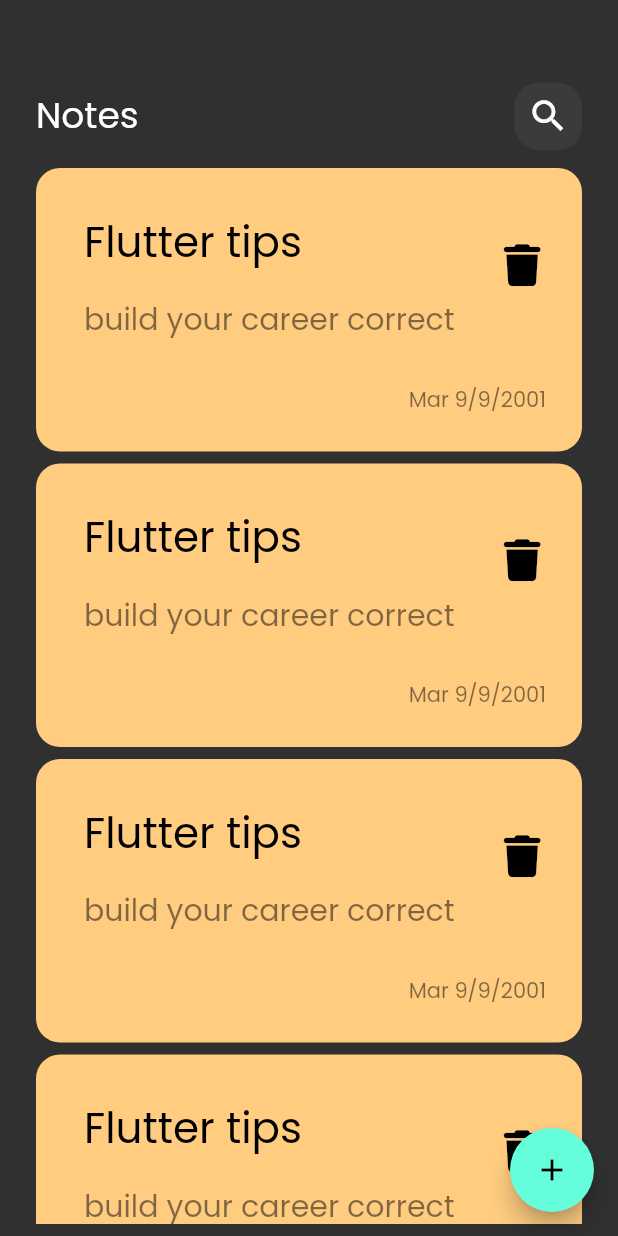
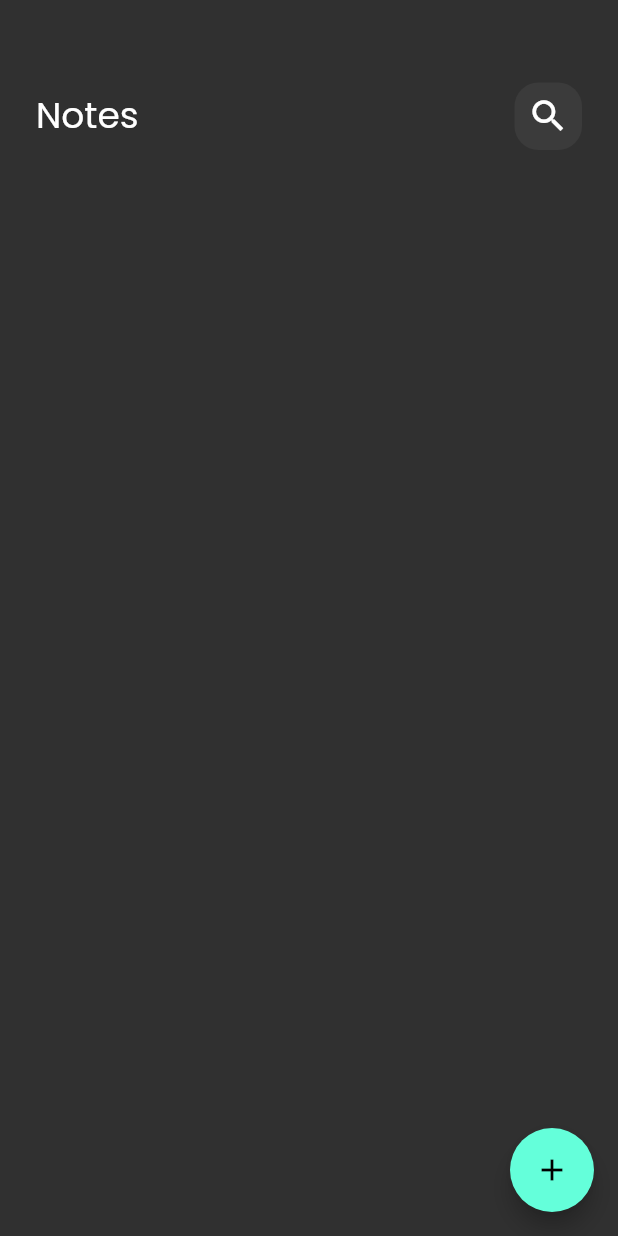
Before and after one commit to Taku-Android/Note-App, a Flutter app: the screen it shows after launch, on a phone screen of 412 x 824 dp. Run offline on Flutter 3.47's test engine with Material 2 defaults, Android fonts, the phone set to English and light mode, and no system bars; our stand-ins replace flutter_bloc, font_awesome_flutter, hive, hive_flutter; accounts and stored records are empty.

Commit message:
displaying notes

```diff
--- a/lib/cubits/notes_cubit/notes_cubit.dart
+++ b/lib/cubits/notes_cubit/notes_cubit.dart
@@ -9,19 +9,11 @@ class NotesCubit extends Cubit<NotesState>{
 
 
 
-  List<NoteModel> notes = [] ;
+  List<NoteModel>? notes ;
 
   getAllNotes() async {
     var  noteBox  = Hive.box<NoteModel>(kHiveBox);
-
-    try{
-      emit(NotesLoading());
-      notes =  noteBox.values.toList();
-      emit(NotesSuccess());
-
-    }catch(e){
-      emit(NotesFailure(e.toString()));
-    }
+     notes =  noteBox.values.toList();
 
   }
 
--- a/lib/cubits/notes_cubit/notes_state.dart
+++ b/lib/cubits/notes_cubit/notes_state.dart
@@ -1,4 +1,3 @@
-
 abstract class NotesState{
 
 }
@@ -6,17 +5,3 @@ abstract class NotesState{
 class NotesInitial extends NotesState {
 
 }
-
-class NotesSuccess extends NotesState {
-
-}
-
-class NotesLoading extends NotesState {
-
-}
-
-class NotesFailure extends NotesState {
-    final String errMessage ;
-
-  NotesFailure(this.errMessage);
-}
--- a/lib/widgets/add_note_bottom_sheet.dart
+++ b/lib/widgets/add_note_bottom_sheet.dart
@@ -22,6 +22,7 @@ class AddNoteBottomSheet extends StatelessWidget {
                 }
                 if(state is AddNoteSuccess){
                   Navigator.pop(context);
+
                 }
 
               },
--- a/lib/widgets/add_note_form.dart
+++ b/lib/widgets/add_note_form.dart
@@ -66,6 +66,7 @@ class _AddNoteFormState extends State<AddNoteForm> {
                         color: Colors.yellow.value);
 
                     BlocProvider.of<AddNoteCubit>(context).addNote(noteModel);
+
                   } else {
                     autoValidateMode = AutovalidateMode.always;
                     setState(() {});
--- a/lib/widgets/note_view/note_item.dart
+++ b/lib/widgets/note_view/note_item.dart
@@ -1,10 +1,13 @@
-
 import 'package:flutter/material.dart';
+import 'package:flutter_bloc/flutter_bloc.dart';
 import 'package:font_awesome_flutter/font_awesome_flutter.dart';
+import 'package:note_app/cubits/notes_cubit/notes_cubit.dart';
 import 'package:note_app/views/edit_note_view.dart';
 
 class NoteItem extends StatelessWidget {
-  const NoteItem({Key? key}) : super(key: key);
+  const NoteItem({Key? key, required this.index}) : super(key: key);
+
+  final int index ;
 
   @override
   Widget build(BuildContext context) {
@@ -26,13 +29,13 @@ class NoteItem extends StatelessWidget {
           crossAxisAlignment: CrossAxisAlignment.end,
           children: [
             ListTile(
-              title: const Text('Flutter tips' , style: TextStyle(
+              title:  Text(BlocProvider.of<NotesCubit>(context).notes![index].title , style: const TextStyle(
                   color: Colors.black ,
                   fontSize: 28
               ),),
               subtitle: Padding(
                 padding: const EdgeInsets.only(top: 16.0),
-                child: Text('build your career correct', style: TextStyle(
+                child: Text(BlocProvider.of<NotesCubit>(context).notes![index].subTitle, style: TextStyle(
                     color: Colors.black.withOpacity(.5) ,
                     fontSize: 20
                 ),),
@@ -47,7 +50,7 @@ class NoteItem extends StatelessWidget {
             ) ,
             Padding(
               padding: const EdgeInsets.only(right: 24.0 , top: 24),
-              child: Text('Mar 9/9/2001' , style: TextStyle(
+              child: Text(BlocProvider.of<NotesCubit>(context).notes![index].date , style: TextStyle(
                 color: Colors.black.withOpacity(.5) ,
               ),),
             )
--- a/lib/widgets/note_view/note_list_view.dart
+++ b/lib/widgets/note_view/note_list_view.dart
@@ -1,5 +1,9 @@
+import 'package:flutter/foundation.dart';
 import 'package:flutter/material.dart';
-
+import 'package:flutter_bloc/flutter_bloc.dart';
+import 'package:note_app/cubits/notes_cubit/notes_cubit.dart';
+import 'package:note_app/cubits/notes_cubit/notes_state.dart';
+import '../../model/note_model.dart';
 import 'note_item.dart';
 
 class NotesListView extends StatelessWidget {
@@ -7,15 +11,22 @@ class NotesListView extends StatelessWidget {
 
   @override
   Widget build(BuildContext context) {
-    return Padding(
-      padding: const  EdgeInsets.symmetric(vertical: 8),
-      child: ListView.builder(
-        padding: EdgeInsets.zero,
-        itemBuilder: (context , index){
-        return  const NoteItem();
-      } ,
-        itemCount: 10,
-      ),
-    );
+    return BlocBuilder<NotesCubit, NotesState>(builder: (context, state) {
+
+      List<NoteModel> notes  = BlocProvider.of<NotesCubit>(context).notes?? [] ;
+
+      return Padding(
+        padding: const EdgeInsets.symmetric(vertical: 8),
+        child: ListView.builder(
+          padding: EdgeInsets.zero,
+          itemBuilder: (context, index) {
+            return NoteItem(
+              index: index,
+            );
+          },
+          itemCount: notes.length,
+        ),
+      );
+    });
   }
 }
--- a/lib/widgets/note_view/notes_view_body.dart
+++ b/lib/widgets/note_view/notes_view_body.dart
@@ -1,9 +1,24 @@
 import 'package:flutter/material.dart';
+import 'package:flutter_bloc/flutter_bloc.dart';
+import 'package:note_app/cubits/notes_cubit/notes_cubit.dart';
 import '../custom_app_bar.dart';
 import 'note_list_view.dart';
 
-class NotesViewBody extends StatelessWidget {
+class NotesViewBody extends StatefulWidget {
   const NotesViewBody({Key? key}) : super(key: key);
+
+  @override
+  State<NotesViewBody> createState() => _NotesViewBodyState();
+}
+
+class _NotesViewBodyState extends State<NotesViewBody> {
+
+  @override
+  void initState() {
+    super.initState();
+    BlocProvider.of<NotesCubit>(context).getAllNotes();
+
+  }
 
   @override
   Widget build(BuildContext context) {
```
Also changed, not shown: lib/widgets/custom_button.dart (+13 -11 lines).
